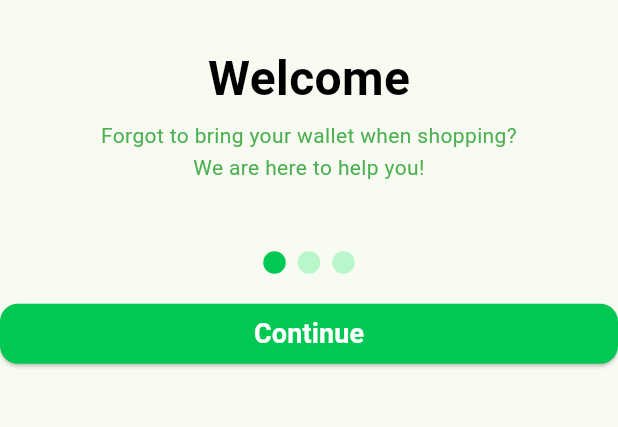
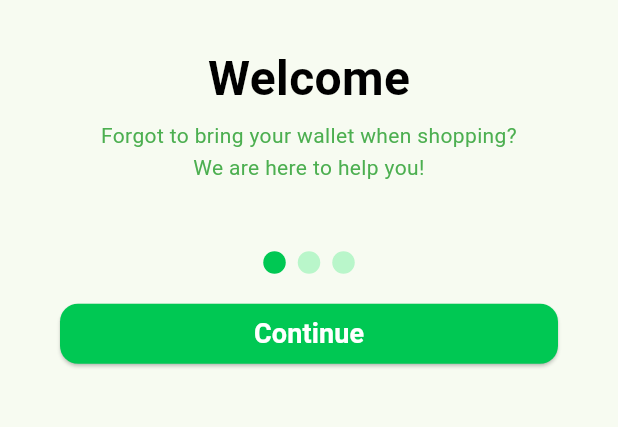
Before and after one commit to zaqimaulana/-KB1179-1123150048-uts-, a Flutter app: the screen it shows after launch, on a phone screen of 412 x 824 dp, the part 609-1036 px from its top. Run offline on Flutter 3.47's test engine with Material 3 defaults, Android fonts, the phone set to English and light mode, and no system bars.

Commit message:
menambahkan margin pada button continue

```diff
--- a/lib/splash_screen_1.dart
+++ b/lib/splash_screen_1.dart
@@ -89,6 +89,7 @@ class SplashScreen1 extends StatelessWidget {
 
             // Tombol Continue
             Container(
+              margin: const EdgeInsets.symmetric(horizontal: 40),
               child: SizedBox(
                 width: double.infinity,
                 height: 40,
```
